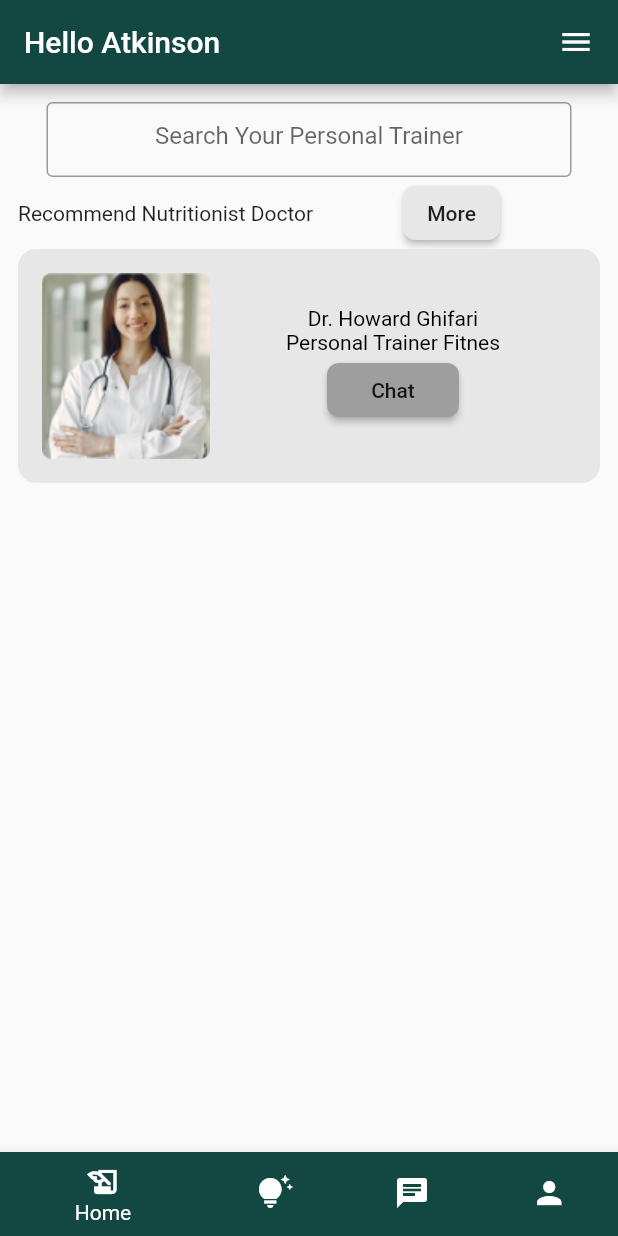
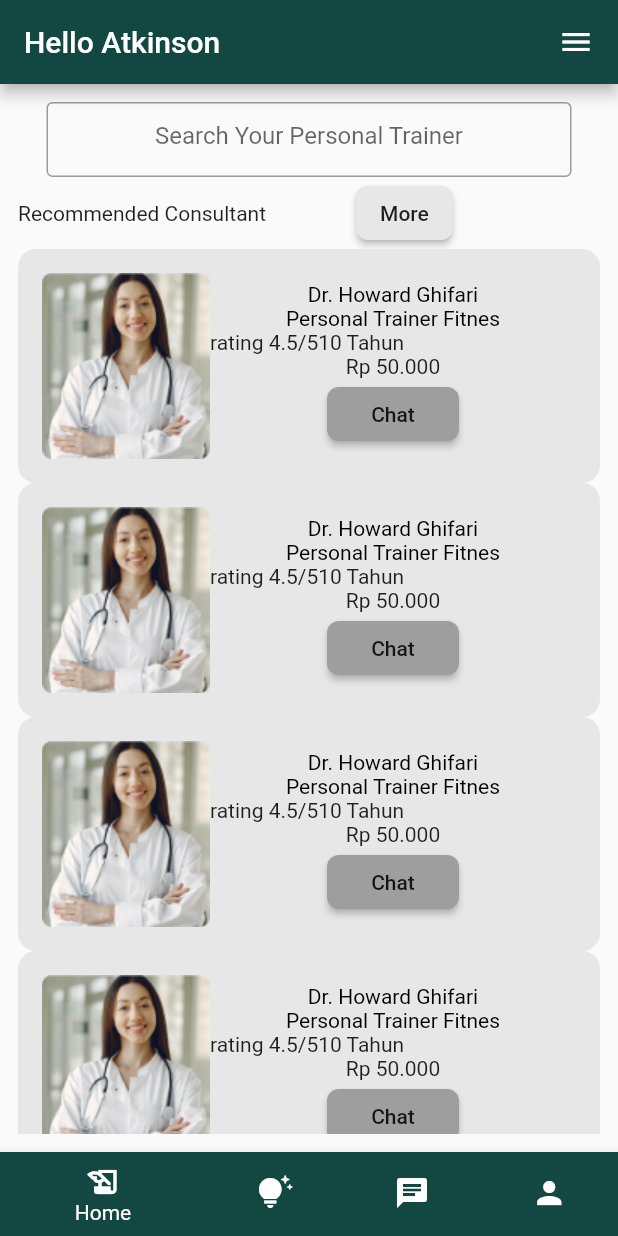
Before and after one commit to dardardardar/getfit, a Flutter app: the screen it shows after launch, on a phone screen of 412 x 824 dp. Run offline on Flutter 3.47's test engine with Material 2 defaults, Android fonts, the phone set to English and light mode, and no system bars; our stand-ins replace firebase_auth, firebase_core; missing offline and left inert: dart:ffi; accounts and stored records are empty.

Commit message:
consultation page

```diff
--- a/lib/views/consultation.dart
+++ b/lib/views/consultation.dart
@@ -45,7 +45,7 @@
                 // mainAxisAlignment: MainAxisAlignment.center,
                 // crossAxisAlignment: CrossAxisAlignment.center,
                 children: <Widget>[
-                  Text('Recommend Nutritionist Doctor'),
+                  Text('Recommended Consultant'),
                   Container(
                     margin: EdgeInsets.only(left: 60),
                     child: MaterialButton(
@@ -62,6 +62,34 @@
                 ],
               ),
               profileCard(),
+              profileCard(),
+              profileCard(),
+              profileCard(),
+              Row(
+                // mainAxisAlignment: MainAxisAlignment.center,
+                // crossAxisAlignment: CrossAxisAlignment.center,
+                children: <Widget>[
+                  Text('Specialist Personal trainer or Doctor'),
+                ],
+              ),
+              Row(
+                mainAxisAlignment: MainAxisAlignment.center,
+                crossAxisAlignment: CrossAxisAlignment.center,
+                children: <Widget>[
+                  Container(
+                      margin: EdgeInsets.all(12), child: personaltrainerCard()),
+                  const SizedBox(
+                    width: 12,
+                  ),
+                  Container(
+                      margin: EdgeInsets.all(12), child: personaltrainerCard()),
+                  const SizedBox(
+                    width: 12,
+                  ),
+                  Container(
+                      margin: EdgeInsets.all(12), child: personaltrainerCard())
+                ],
+              ),
             ],
           ),
         ),
@@ -116,6 +144,12 @@
                     'Personal Trainer Fitnes',
                     style: TextStyle(color: Color.fromARGB(255, 0, 0, 0)),
                   ),
+                  Container(
+                    child: Row(
+                      children: [Text('rating 4.5/5'), Text('10 Tahun')],
+                    ),
+                  ),
+                  Text('Rp 50.000'),
                   MaterialButton(
                     color: Colors.grey,
                     onPressed: () {},
@@ -130,3 +164,38 @@
         ),
       ));
 }
+
+Widget personaltrainerCard() {
+  return ClipRRect(
+    borderRadius: BorderRadius.circular(12),
+    child: Container(
+      decoration: BoxDecoration(
+        color: LibColors.color_white,
+        boxShadow: [
+          BoxShadow(
+            color: Colors.grey.withOpacity(0.8),
+            spreadRadius: 10,
+            blurRadius: 10,
+            offset: Offset(0, 12), // changes position of shadow
+          ),
+        ],
+      ),
+      padding: EdgeInsets.all(8),
+      child: Column(
+        mainAxisSize: MainAxisSize.min,
+        crossAxisAlignment: CrossAxisAlignment.center,
+        children: [
+          Image(
+              image: AssetImage("assets/images/pticon.png"), fit: BoxFit.cover),
+          Text(
+            'Fat'.toUpperCase(),
+            style: TextStyle(
+              color: LibColors.primary_color,
+              fontWeight: FontWeight.bold,
+            ),
+          ),
+        ],
+      ),
+    ),
+  );
+}
```
Also changed, not shown: assets/images/pticon.png (added).
